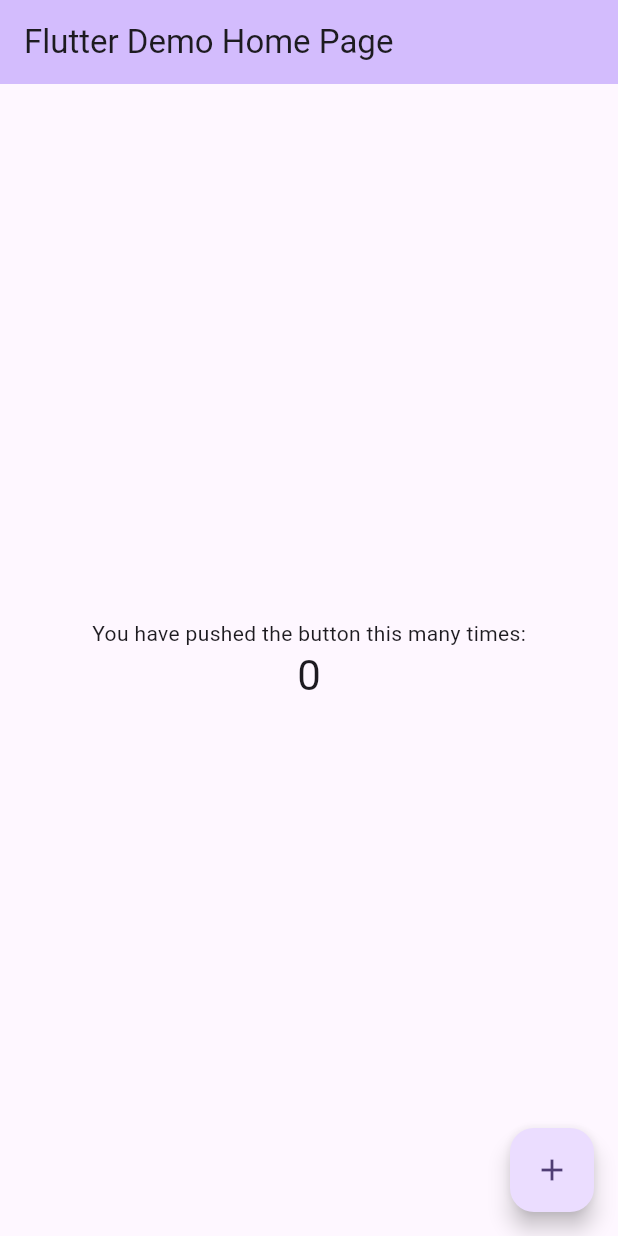
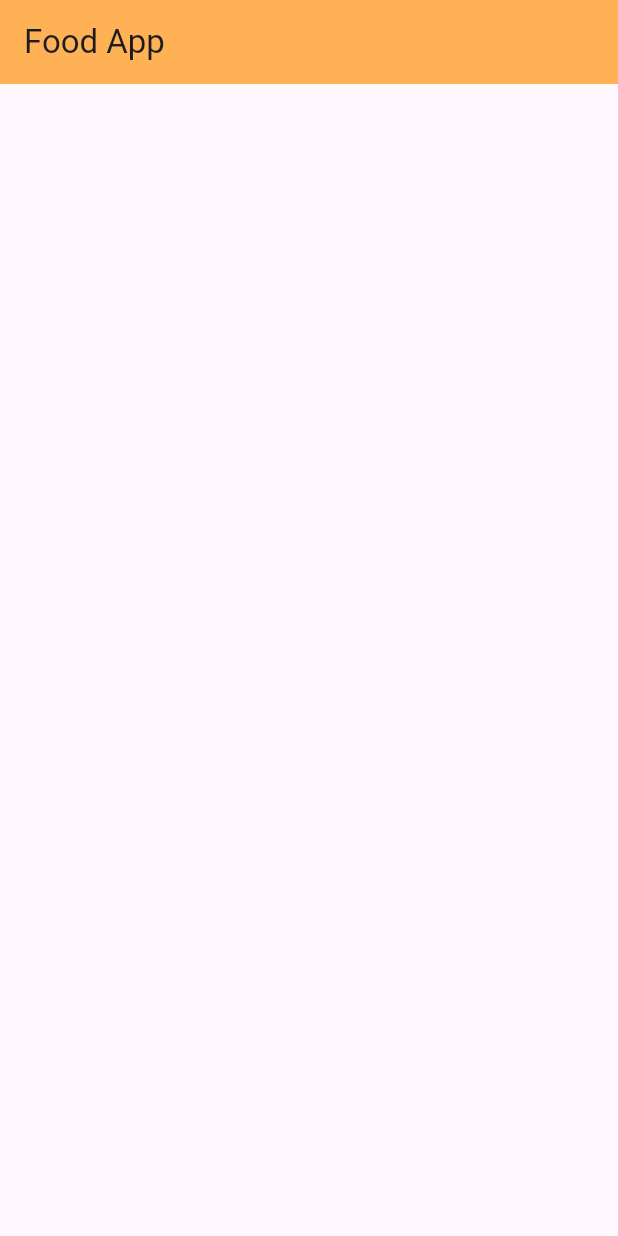
Before and after one commit to flutterchiaka/fast_food_app_for_learning, a Flutter app: the screen it shows after launch, on a phone screen of 412 x 824 dp. Run offline on Flutter 3.47's test engine with Material 3 defaults, Android fonts, the phone set to English and light mode, and no system bars.

Commit message:
app strukturasini yasab oldik va home page yaratdik

```diff
--- /dev/null
+++ b/lib/constantas/app_color.dart
@@ -0,0 +1,5 @@
+import 'package:flutter/cupertino.dart';
+
+class AppColors {
+  static const Color primaryColor = Color(0xFFFFB155);
+}
--- /dev/null
+++ b/lib/food_app.dart
@@ -0,0 +1,22 @@
+import 'package:fast_food_app_for_learning/constantas/app_color.dart';
+import 'package:fast_food_app_for_learning/pages/home_page/home.dart';
+import 'package:flutter/material.dart';
+
+class FoodApp extends StatelessWidget {
+  const FoodApp({super.key});
+
+  @override
+  Widget build(BuildContext context) {
+    return  MaterialApp(
+      debugShowCheckedModeBanner: false,
+      theme: ThemeData(
+        primaryColor: AppColors.primaryColor,
+        appBarTheme: const AppBarTheme(
+          backgroundColor: AppColors.primaryColor,
+
+        )
+      ),
+      home: const HomePage(),
+    );
+  }
+}
--- a/lib/main.dart
+++ b/lib/main.dart
@@ -1,125 +1,6 @@
-import 'package:flutter/material.dart';
+import 'package:fast_food_app_for_learning/food_app.dart';
+import 'package:flutter/cupertino.dart';
 
 void main() {
-  runApp(const MyApp());
+  runApp(const FoodApp());
 }
-
-class MyApp extends StatelessWidget {
-  const MyApp({super.key});
-
-  // This widget is the root of your application.
-  @override
-  Widget build(BuildContext context) {
-    return MaterialApp(
-      title: 'Flutter Demo',
-      theme: ThemeData(
-        // This is the theme of your application.
-        //
-        // TRY THIS: Try running your application with "flutter run". You'll see
-        // the application has a purple toolbar. Then, without quitting the app,
-        // try changing the seedColor in the colorScheme below to Colors.green
-        // and then invoke "hot reload" (save your changes or press the "hot
-        // reload" button in a Flutter-supported IDE, or press "r" if you used
-        // the command line to start the app).
-        //
-        // Notice that the counter didn't reset back to zero; the application
-        // state is not lost during the reload. To reset the state, use hot
-        // restart instead.
-        //
-        // This works for code too, not just values: Most code changes can be
-        // tested with just a hot reload.
-        colorScheme: ColorScheme.fromSeed(seedColor: Colors.deepPurple),
-        useMaterial3: true,
-      ),
-      home: const MyHomePage(title: 'Flutter Demo Home Page'),
-    );
-  }
-}
-
-class MyHomePage extends StatefulWidget {
-  const MyHomePage({super.key, required this.title});
-
-  // This widget is the home page of your application. It is stateful, meaning
-  // that it has a State object (defined below) that contains fields that affect
-  // how it looks.
-
-  // This class is the configuration for the state. It holds the values (in this
-  // case the title) provided by the parent (in this case the App widget) and
-  // used by the build method of the State. Fields in a Widget subclass are
-  // always marked "final".
-
-  final String title;
-
-  @override
-  State<MyHomePage> createState() => _MyHomePageState();
-}
-
-class _MyHomePageState extends State<MyHomePage> {
-  int _counter = 0;
-
-  void _incrementCounter() {
-    setState(() {
-      // This call to setState tells the Flutter framework that something has
-      // changed in this State, which causes it to rerun the build method below
-      // so that the display can reflect the updated values. If we changed
-      // _counter without calling setState(), then the build method would not be
-      // called again, and so nothing would appear to happen.
-      _counter++;
-    });
-  }
-
-  @override
-  Widget build(BuildContext context) {
-    // This method is rerun every time setState is called, for instance as done
-    // by the _incrementCounter method above.
-    //
-    // The Flutter framework has been optimized to make rerunning build methods
-    // fast, so that you can just rebuild anything that needs updating rather
-    // than having to individually change instances of widgets.
-    return Scaffold(
-      appBar: AppBar(
-        // TRY THIS: Try changing the color here to a specific color (to
-        // Colors.amber, perhaps?) and trigger a hot reload to see the AppBar
-        // change color while the other colors stay the same.
-        backgroundColor: Theme.of(context).colorScheme.inversePrimary,
-        // Here we take the value from the MyHomePage object that was created by
-        // the App.build method, and use it to set our appbar title.
-        title: Text(widget.title),
-      ),
-      body: Center(
-        // Center is a layout widget. It takes a single child and positions it
-        // in the middle of the parent.
-        child: Column(
-          // Column is also a layout widget. It takes a list of children and
-          // arranges them vertically. By default, it sizes itself to fit its
-          // children horizontally, and tries to be as tall as its parent.
-          //
-          // Column has various properties to control how it sizes itself and
-          // how it positions its children. Here we use mainAxisAlignment to
-          // center the children vertically; the main axis here is the vertical
-          // axis because Columns are vertical (the cross axis would be
-          // horizontal).
-          //
-          // TRY THIS: Invoke "debug painting" (choose the "Toggle Debug Paint"
-          // action in the IDE, or press "p" in the console), to see the
-          // wireframe for each widget.
-          mainAxisAlignment: MainAxisAlignment.center,
-          children: <Widget>[
-            const Text(
-              'You have pushed the button this many times:',
-            ),
-            Text(
-              '$_counter',
-              style: Theme.of(context).textTheme.headlineMedium,
-            ),
-          ],
-        ),
-      ),
-      floatingActionButton: FloatingActionButton(
-        onPressed: _incrementCounter,
-        tooltip: 'Increment',
-        child: const Icon(Icons.add),
-      ), // This trailing comma makes auto-formatting nicer for build methods.
-    );
-  }
-}
--- /dev/null
+++ b/lib/pages/home_page/home.dart
@@ -0,0 +1,15 @@
+import 'package:flutter/material.dart';
+
+
+class HomePage extends StatelessWidget {
+  const HomePage({super.key});
+
+  @override
+  Widget build(BuildContext context) {
+    return Scaffold(
+      appBar: AppBar(
+        title: Text("Food App"),
+      ),
+    );
+  }
+}
```
Also changed, not shown: 1 other file.
